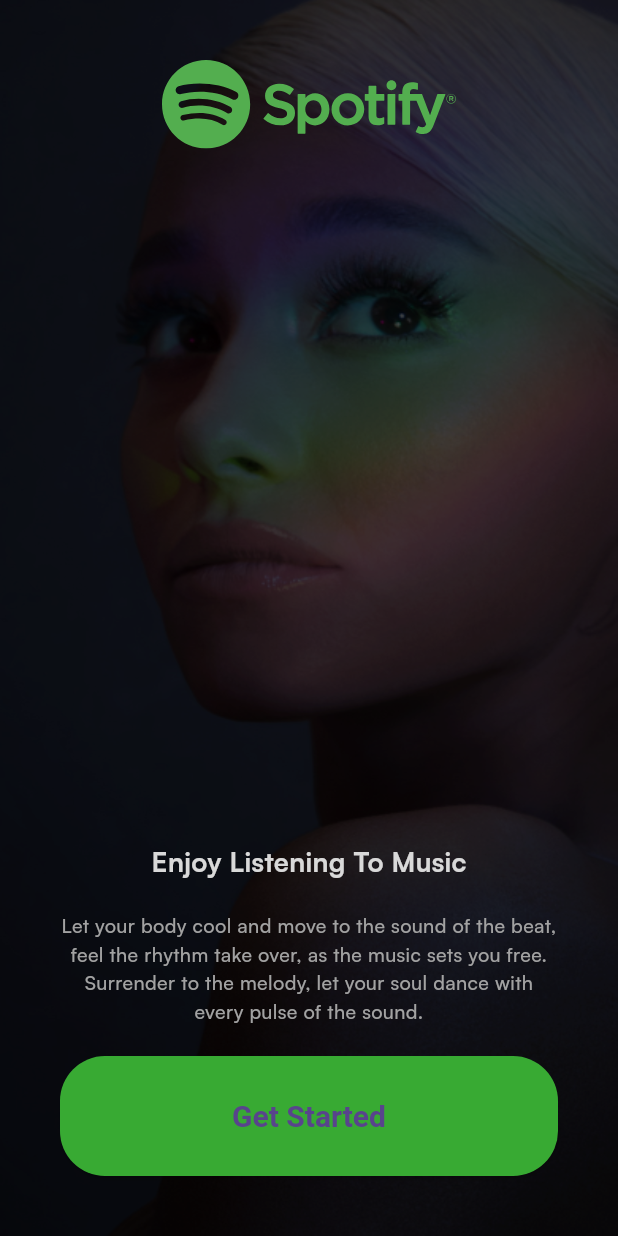
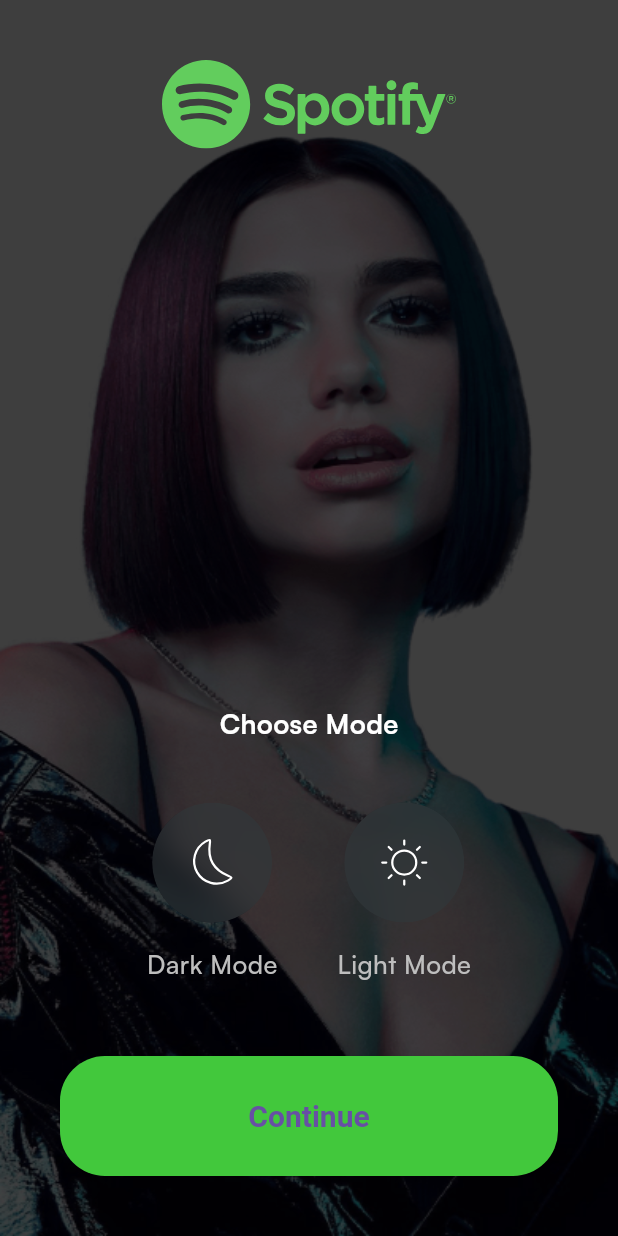
Before and after one commit to Zwane71/Spotify-flutter, a Flutter app: the screen it shows after launch, after a tap on "Get Started", on a phone screen of 412 x 824 dp. Run offline on Flutter 3.47's test engine with Material 3 defaults, Android fonts, the phone set to English and light mode, and no system bars; our stand-ins replace flutter_svg.

Commit message:
done creating choose mode page

```diff
--- a/spotify/lib/core/configs/assets/app_images.dart
+++ b/spotify/lib/core/configs/assets/app_images.dart
@@ -3,5 +3,6 @@ class AppImages {
   static const String basePath = 'assets/images/';
 
   static const String introBG = '${basePath}intro_bg.png';
+  static const String chooseModeBG = '${basePath}choose_mode_bg.png';
 
 }
--- a/spotify/lib/core/configs/assets/app_vectors.dart
+++ b/spotify/lib/core/configs/assets/app_vectors.dart
@@ -4,4 +4,6 @@ class AppVectors {
   static const String format = '.svg';
 
   static const String logo = '$basePath/spotify_logo$format';
+  static const String sun = '$basePath/sun$format';
+  static const String moon = '$basePath/moon$format';
 }
--- /dev/null
+++ b/spotify/lib/presentation/choose_mode/pages/choose_mode.dart
@@ -0,0 +1,142 @@
+import 'dart:ui';
+
+import 'package:flutter/material.dart';
+import 'package:flutter_svg/svg.dart';
+import 'package:spotify/common/widgets/button/basic_app_button.dart';
+import 'package:spotify/core/configs/assets/app_images.dart';
+import 'package:spotify/core/configs/assets/app_vectors.dart';
+import 'package:spotify/core/configs/theme/app_colors.dart';
+import 'package:spotify/presentation/intro/pages/get_started.dart';
+
+class ChooseModePage extends StatelessWidget {
+  const ChooseModePage({super.key});
+
+  @override
+  Widget build(BuildContext context) {
+    return Scaffold(
+      body: Stack(
+        children: [
+          Container(
+            padding: const EdgeInsets.symmetric(vertical: 40, horizontal: 40),
+            decoration: const BoxDecoration(
+              image: DecorationImage(
+                fit: BoxFit.fill,
+                image: AssetImage(AppImages.chooseModeBG),
+              ),
+            ),
+          ),
+          Container(
+            color: Colors.black.withOpacity(0.15),
+          ),
+          Padding(
+            padding: const EdgeInsets.symmetric(vertical: 40, horizontal: 40),
+            child: Column(
+              children: [
+                Align(
+                  alignment: Alignment.topCenter,
+                  child: SvgPicture.asset(AppVectors.logo),
+                ),
+                const Spacer(),
+                const Text(
+                  'Choose Mode',
+                  style: TextStyle(
+                      fontWeight: FontWeight.bold,
+                      color: Colors.white,
+                      fontSize: 18),
+                ),
+                const SizedBox(
+                  height: 40,
+                ),
+                Row(
+                  mainAxisAlignment: MainAxisAlignment.center,
+                  children: [
+                    Column(
+                      children: [
+                        ClipOval(
+                          child: BackdropFilter(
+                            filter: ImageFilter.blur(sigmaX: 10, sigmaY: 10),
+                            child: Container(
+                              height: 80,
+                              width: 80,
+                              decoration: BoxDecoration(
+                                color: Color(0xff30393C).withOpacity(0.5),
+                                shape: BoxShape.circle,
+                              ),
+                              child: SvgPicture.asset(
+                                AppVectors.moon,
+                                fit: BoxFit.none,
+                              ),
+                            ),
+                          ),
+                        ),
+                        SizedBox(
+                          height: 15,
+                        ),
+                        Text(
+                          'Dark Mode',
+                          style: TextStyle(
+                            fontSize: 17,
+                            fontWeight: FontWeight.w500,
+                            color: AppColors.grey,
+                          ),
+                        )
+                      ],
+                    ),
+                    SizedBox(
+                      width: 40,
+                    ),
+                    Column(
+                      children: [
+                        ClipOval(
+                          child: BackdropFilter(
+                            filter: ImageFilter.blur(sigmaX: 10, sigmaY:  10),
+                            child: Container(
+                              height: 80,
+                              width: 80,
+                              decoration: BoxDecoration(
+                                color: Color(0xff30393C).withOpacity(0.5),
+                                shape: BoxShape.circle,
+                              ),
+                              child: SvgPicture.asset(
+                                AppVectors.sun,
+                                fit: BoxFit.none,
+                              ),
+                            ),
+                          ),
+                        ),
+                        SizedBox(
+                          height: 15,
+                        ),
+                        Text(
+                          'Light Mode',
+                          style: TextStyle(
+                            fontSize: 17,
+                            fontWeight: FontWeight.w500,
+                            color: AppColors.grey,
+                          ),
+                        )
+                      ],
+                    ),
+
+                  ],
+                ),
+                const SizedBox(
+                  height: 50,
+                ),
+                BasicAppButton(
+                    onPressed: () {
+                      Navigator.push(
+                          context,
+                          MaterialPageRoute(
+                              builder: (BuildContext context) =>
+                                  const GetStatrtedPage()));
+                    },
+                    title: 'Continue')
+              ],
+            ),
+          ),
+        ],
+      ),
+    );
+  }
+}
--- a/spotify/lib/presentation/intro/pages/get_started.dart
+++ b/spotify/lib/presentation/intro/pages/get_started.dart
@@ -4,6 +4,7 @@ import 'package:spotify/common/widgets/button/basic_app_button.dart';
 import 'package:spotify/core/configs/assets/app_images.dart';
 import 'package:spotify/core/configs/assets/app_vectors.dart';
 import 'package:spotify/core/configs/theme/app_colors.dart';
+import 'package:spotify/presentation/choose_mode/pages/choose_mode.dart';
 
 class GetStatrtedPage extends StatelessWidget {
   const GetStatrtedPage({super.key});
@@ -24,7 +25,11 @@ class GetStatrtedPage extends StatelessWidget {
                 AppImages.introBG
               ))
             ),
-            child: Column(
+           ),
+           Container(
+            color: Colors.black.withOpacity(0.15),
+           ),
+            Column(
               children: [
                 Align(
                   alignment: Alignment.topCenter,
@@ -51,15 +56,12 @@ class GetStatrtedPage extends StatelessWidget {
                 ),
                 const SizedBox(height: 20,),
                 BasicAppButton(onPressed: (){
-
+                  Navigator.push(context, MaterialPageRoute(builder: (BuildContext context) => const ChooseModePage()));
                 }, title: 'Get Started')
               ],
             ),
-           ),
-           Container(
-            color: Colors.black.withOpacity(0.15),
-           )
         ],
+
       ),
     );
   }
```
Also changed, not shown: spotify/assets/images/choose_mode_bg.png (added), spotify/assets/vectors/moon.svg (added), spotify/assets/vectors/sun.svg (added).
